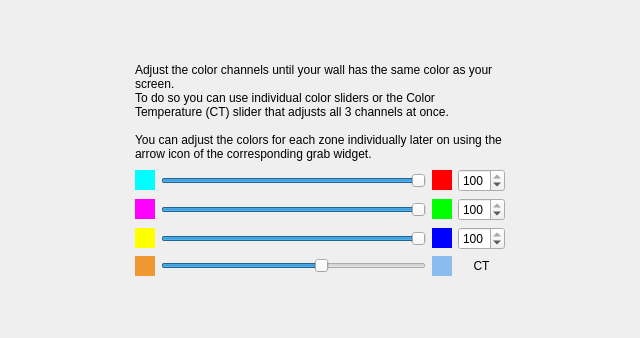
The window that Software/src/wizard/GlobalColorCoefPage.ui (woodenshark/Lightpack) describes before a commit, drawn with Qt 5.
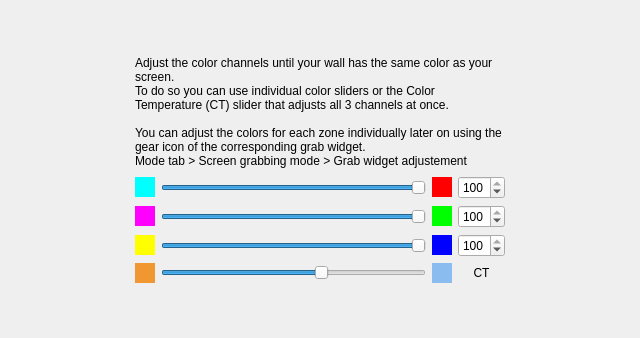
The same window after the commit. Icons and pictures are not drawn.

Commit message: global color coef page: text/icon update

Diff of the .ui file:
```diff
--- a/Software/src/wizard/GlobalColorCoefPage.ui
+++ b/Software/src/wizard/GlobalColorCoefPage.ui
@@ -878,7 +878,7 @@
       <bool>true</bool>
      </property>
      <property name="text">
-      <string>&lt;html&gt;&lt;head/&gt;&lt;body&gt;&lt;p&gt;Adjust the color channels until your wall has the same color as your screen.&lt;br/&gt;To do so you can use individual color sliders or the Color Temperature (CT) slider that adjusts all 3 channels at once.&lt;br/&gt;&lt;/p&gt;&lt;table border=&quot;0&quot; style=&quot; margin-top:0px; margin-bottom:0px; margin-left:0px; margin-right:0px;&quot; cellspacing=&quot;0&quot; cellpadding=&quot;0&quot;&gt;&lt;tr&gt;&lt;td&gt;&lt;p&gt;You can adjust the colors for each zone individually later on using the arrow icon of the corresponding grab widget.&lt;/p&gt;&lt;/td&gt;&lt;td style=&quot; padding-left:2;&quot;&gt;&lt;p&gt;&lt;img src=&quot;:/buttons/arrow_right_dark_24px.png&quot;/&gt;&lt;/p&gt;&lt;/td&gt;&lt;/tr&gt;&lt;/table&gt;&lt;/body&gt;&lt;/html&gt;</string>
+      <string>&lt;html&gt;&lt;head/&gt;&lt;body&gt;&lt;p&gt;Adjust the color channels until your wall has the same color as your screen.&lt;br/&gt;To do so you can use individual color sliders or the Color Temperature (CT) slider that adjusts all 3 channels at once.&lt;br/&gt;&lt;/p&gt;&lt;table border=&quot;0&quot; style=&quot; margin-top:0px; margin-bottom:0px; margin-left:0px; margin-right:0px;&quot; cellspacing=&quot;0&quot; cellpadding=&quot;0&quot;&gt;&lt;tr&gt;&lt;td&gt;&lt;p&gt;You can adjust the colors for each zone individually later on using the gear icon of the corresponding grab widget.&lt;br/&gt;Mode tab &gt; Screen grabbing mode &gt; Grab widget adjustement&lt;/p&gt;&lt;/td&gt;&lt;td style=&quot; padding-left:2;&quot;&gt;&lt;p&gt;&lt;img src=&quot;:/buttons/settings_24px.png&quot;/&gt;&lt;/p&gt;&lt;/td&gt;&lt;/tr&gt;&lt;/table&gt;&lt;/body&gt;&lt;/html&gt;</string>
      </property>
      <property name="wordWrap">
       <bool>true</bool>
```
